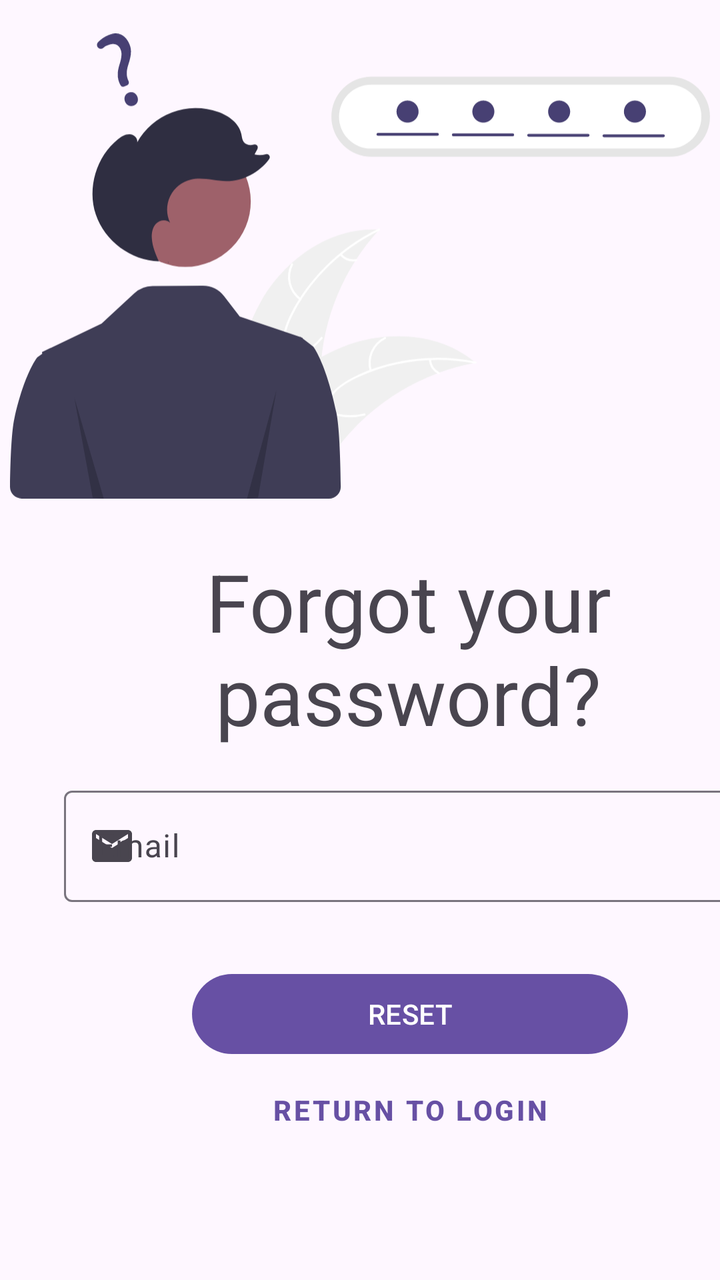
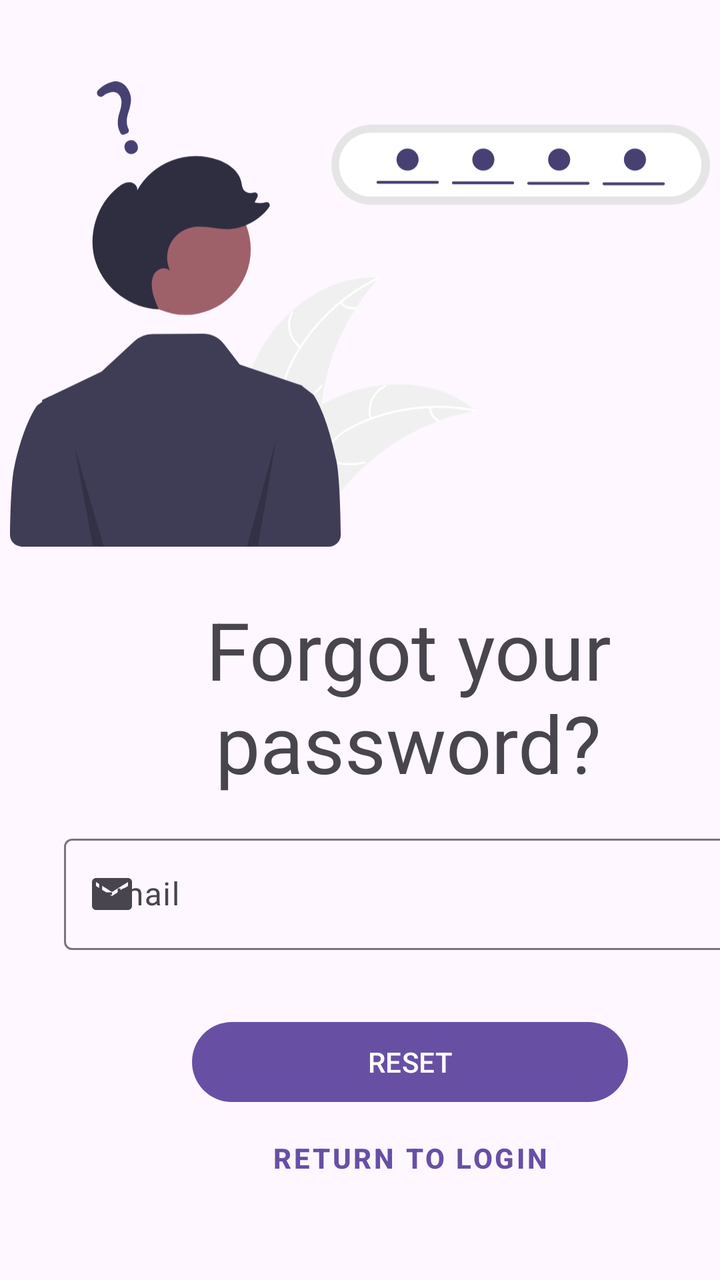

Two renders of the same Android screen: before a commit and after it. Below are the layout's source before the change and the commit's diff.
<!-- AndroidManifest.xml: application theme Theme.Foodalchemy -->
<!-- res/layout/fragment_forgotpassword.xml -->
<?xml version="1.0" encoding="utf-8"?>
<androidx.constraintlayout.widget.ConstraintLayout xmlns:android="http://schemas.android.com/apk/res/android"
    xmlns:app="http://schemas.android.com/apk/res-auto"
    xmlns:tools="http://schemas.android.com/tools"
    android:layout_width="match_parent"
    android:layout_height="match_parent"
    tools:context=".ui.ForgotpasswordFragment">


    <ImageView
        android:id="@+id/imageView3"
        android:layout_width="350dp"
        android:layout_height="250dp"
        android:layout_marginTop="8dp"
        android:src="@drawable/undraw_forgot_password_re_hxwm"
        app:layout_constraintEnd_toEndOf="parent"
        app:layout_constraintStart_toStartOf="parent"
        app:layout_constraintTop_toTopOf="parent" />

    <androidx.constraintlayout.widget.Guideline
        android:id="@+id/guideline7"
        android:layout_width="wrap_content"
        android:layout_height="wrap_content"
        android:orientation="vertical"
        app:layout_constraintGuide_begin="32dp" />

    <androidx.constraintlayout.widget.Guideline
        android:id="@+id/guideline10"
        android:layout_width="wrap_content"
        android:layout_height="wrap_content"
        android:orientation="vertical"
        app:layout_constraintGuide_begin="376dp" />

    <TextView
        android:id="@+id/textView5"
        android:layout_width="0dp"
        android:layout_height="wrap_content"
        android:layout_marginTop="16dp"
        android:text="@string/forgotpassword_textview"
        android:textAlignment="center"
        android:textSize="40sp"
        app:layout_constraintEnd_toStartOf="@+id/guideline10"
        app:layout_constraintStart_toStartOf="@+id/guideline7"
        app:layout_constraintTop_toBottomOf="@+id/imageView3" />

    <com.google.android.material.textfield.TextInputLayout
        android:id="@+id/textInputLayout4"
        android:layout_width="0dp"
        android:layout_height="wrap_content"
        android:layout_marginTop="16dp"
        app:layout_constraintEnd_toStartOf="@+id/guideline10"
        app:layout_constraintStart_toStartOf="@+id/guideline7"
        app:layout_constraintTop_toBottomOf="@+id/textView5"
        app:startIconDrawable="@drawable/baseline_email_24">

        <com.google.android.material.textfield.TextInputEditText
            android:layout_width="match_parent"
            android:layout_height="wrap_content"
            android:hint="@string/forgotpassword_email" />
    </com.google.android.material.textfield.TextInputLayout>

    <Button
        android:id="@+id/button_reset"
        style="@style/Widget.Material3.Button"
        android:layout_width="0dp"
        android:layout_height="wrap_content"
        android:layout_marginTop="32dp"
        android:text="@string/reset_button"
        android:textSize="14sp"
        app:layout_constraintEnd_toStartOf="@+id/guideline12"
        app:layout_constraintStart_toStartOf="@+id/guideline11"
        app:layout_constraintTop_toBottomOf="@+id/textInputLayout4" />

    <androidx.constraintlayout.widget.Guideline
        android:id="@+id/guideline11"
        android:layout_width="wrap_content"
        android:layout_height="wrap_content"
        android:orientation="vertical"
        app:layout_constraintGuide_begin="96dp" />

    <androidx.constraintlayout.widget.Guideline
        android:id="@+id/guideline12"
        android:layout_width="wrap_content"
        android:layout_height="wrap_content"
        android:orientation="vertical"
        app:layout_constraintGuide_begin="314dp" />

    <Button
        android:id="@+id/button_return_login"
        style="@style/Widget.MaterialComponents.Button.TextButton"
        android:layout_width="wrap_content"
        android:layout_height="wrap_content"
        android:text="@string/return_button"
        android:textStyle="bold"
        app:layout_constraintEnd_toStartOf="@+id/guideline12"
        app:layout_constraintStart_toStartOf="@+id/guideline11"
        app:layout_constraintTop_toBottomOf="@+id/button_reset" />
</androidx.constraintlayout.widget.ConstraintLayout>
<!-- resources referenced by this layout -->
<resources>
  <!-- drawable baseline_email_24 (drawable) -->
  <vector android:height="24dp" android:tint="#000000"
      android:viewportHeight="24" android:viewportWidth="24"
      android:width="24dp" xmlns:android="http://schemas.android.com/apk/res/android">
      <path android:fillColor="@android:color/white" android:pathData="M20,4L4,4c-1.1,0 -1.99,0.9 -1.99,2L2,18c0,1.1 0.9,2 2,2h16c1.1,0 2,-0.9 2,-2L22,6c0,-1.1 -0.9,-2 -2,-2zM20,8l-8,5 -8,-5L4,6l8,5 8,-5v2z"/>
  </vector>
  <!-- drawable undraw_forgot_password_re_hxwm: vector/xml drawable (drawable, 7951 chars, omitted) -->
  <string name="forgotpassword_email">Email</string>
  <string name="forgotpassword_textview">Forgot your password?</string>
  <string name="reset_button">RESET</string>
  <string name="return_button">RETURN TO LOGIN</string>
  <style name="Theme.Foodalchemy" parent="Base.Theme.Foodalchemy" />
  <style name="Base.Theme.Foodalchemy" parent="Theme.Material3.DayNight.NoActionBar">
          
          
      </style>
</resources>

<!-- the commit's change to res/layout/fragment_forgotpassword.xml (unified diff, before → after) -->
@@ -11,7 +11,7 @@
         android:id="@+id/imageView3"
         android:layout_width="350dp"
         android:layout_height="250dp"
-        android:layout_marginTop="8dp"
+        android:layout_marginTop="32dp"
         android:src="@drawable/undraw_forgot_password_re_hxwm"
         app:layout_constraintEnd_toEndOf="parent"
         app:layout_constraintStart_toStartOf="parent"
@@ -56,7 +56,8 @@
         <com.google.android.material.textfield.TextInputEditText
             android:layout_width="match_parent"
             android:layout_height="wrap_content"
-            android:hint="@string/forgotpassword_email" />
+            android:hint="@string/forgotpassword_email"
+            android:inputType="textEmailAddress"/>
     </com.google.android.material.textfield.TextInputLayout>
 
     <Button
